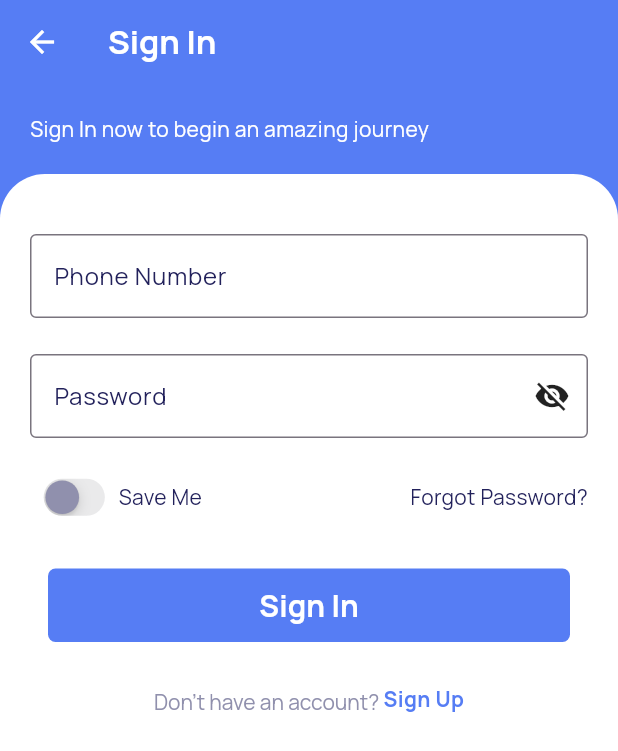
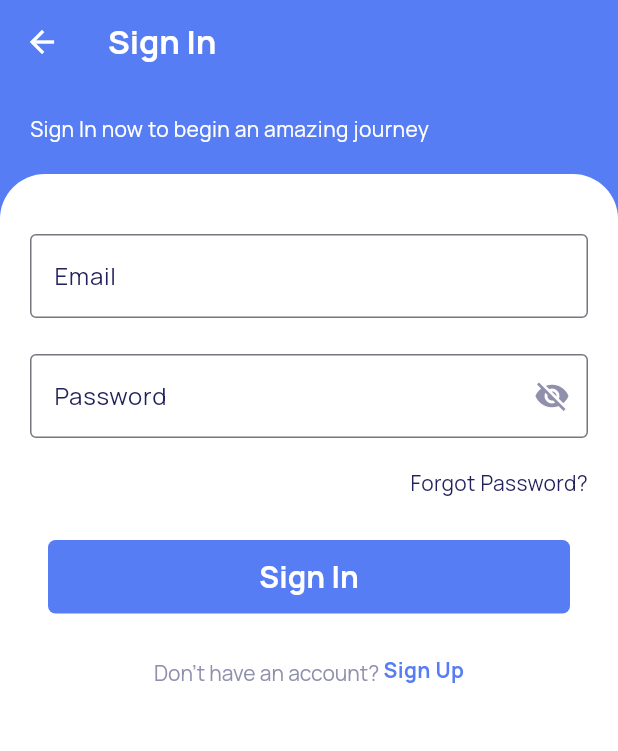
Before and after one commit to soulofjava/hrms_mobile, a Flutter app: the SignIn screen opened directly, on a phone screen of 412 x 824 dp. Shown: the top 751 px of the screen. Run offline on Flutter 3.47's test engine with Material 3 defaults, Android fonts, the phone set to English and light mode, and no system bars; drawn by our look-alikes of nb_utils; our stand-ins replace flutter_credit_card, fluttertoast, font_awesome_flutter, google_fonts, percent_indicator, share_plus; network calls fail.

Commit message:
Enhance sign-in functionality with API integration and input validation

```diff
--- a/analysis_options.yaml
+++ b/analysis_options.yaml
@@ -10,6 +10,9 @@
 analyzer:
   errors:
     deprecated_member_use: ignore
+    unnecessary_import: ignore
+    unused_local_variable: ignore
+    use_build_context_synchronously: ignore
     use_super_parameters: ignore
 include: package:flutter_lints/flutter.yaml
 
--- a/lib/Screens/Authentication/sign_in.dart
+++ b/lib/Screens/Authentication/sign_in.dart
@@ -1,6 +1,6 @@
-// import 'package:country_code_picker/country_code_picker.dart';
 // ignore_for_file: library_private_types_in_public_api, use_super_parameters
 
+import 'dart:convert';
 import 'package:flutter/cupertino.dart';
 import 'package:flutter/material.dart';
 import 'package:hrms/GlobalComponents/button_global.dart';
@@ -9,6 +9,8 @@ import 'package:hrms/Screens/Authentication/sign_up.dart';
 import 'package:hrms/Screens/Home/home_screen.dart';
 import 'package:hrms/constant.dart';
 import 'package:nb_utils/nb_utils.dart';
+import 'package:http/http.dart' as http;
+import 'package:fluttertoast/fluttertoast.dart';
 
 class SignIn extends StatefulWidget {
   const SignIn({Key? key}) : super(key: key);
@@ -18,8 +20,77 @@ class SignIn extends StatefulWidget {
 }
 
 class _SignInState extends State<SignIn> {
-  final TextEditingController controller = TextEditingController();
+  final TextEditingController emailController = TextEditingController();
+  final TextEditingController passwordController = TextEditingController();
   bool isChecked = false;
+  bool isLoading = false;
+  bool obscurePassword = true; // Added for password visibility toggle
+
+  // Function to handle API sign in
+  Future<void> signInWithApi() async {
+    setState(() {
+      isLoading = true;
+    });
+
+    try {
+      // Replace with your actual API endpoint
+      final url = Uri.parse('$apiBaseUrl/auth/login');
+
+      // Prepare the request body
+      final response = await http.post(
+        url,
+        headers: {'Content-Type': 'application/json'},
+        body: json.encode({
+          'email': emailController.text,
+          'password': passwordController.text,
+        }),
+      );
+
+      if (response.statusCode == 200) {
+        // Successfully logged in
+        final responseData = json.decode(response.body);
+
+        // Handle saving the token if your API returns one
+        // You might want to use shared_preferences to store the token
+        // For example: await SharedPreferences.getInstance().then((prefs) => prefs.setString('token', responseData['token']));
+
+        // Show success toast
+        Fluttertoast.showToast(
+          msg: "Login successful",
+          toastLength: Toast.LENGTH_SHORT,
+          gravity: ToastGravity.BOTTOM,
+          backgroundColor: Colors.green,
+          textColor: Colors.white,
+        );
+
+        // Navigate to home screen
+        const HomeScreen().launch(context);
+      } else {
+        // Login failed
+        final errorData = json.decode(response.body);
+        Fluttertoast.showToast(
+          msg: errorData['message'] ?? "Login failed",
+          toastLength: Toast.LENGTH_SHORT,
+          gravity: ToastGravity.BOTTOM,
+          backgroundColor: Colors.red,
+          textColor: Colors.white,
+        );
+      }
+    } catch (e) {
+      // Network or other error
+      Fluttertoast.showToast(
+        msg: "An error occurred: ${e.toString()}",
+        toastLength: Toast.LENGTH_SHORT,
+        gravity: ToastGravity.BOTTOM,
+        backgroundColor: Colors.red,
+        textColor: Colors.white,
+      );
+    } finally {
+      setState(() {
+        isLoading = false;
+      });
+    }
+  }
 
   @override
   Widget build(BuildContext context) {
@@ -64,52 +135,59 @@ class _SignInState extends State<SignIn> {
                   SizedBox(
                     height: 60.0,
                     child: AppTextField(
-                      textFieldType: TextFieldType.PHONE,
-                      controller: TextEditingController(),
+                      textFieldType: TextFieldType.EMAIL,
+                      controller: emailController,
                       enabled: true,
                       decoration: InputDecoration(
-                        labelText: 'Phone Number',
-                        hintText: '1767 432556',
+                        labelText: 'Email',
+                        hintText: 'example@email.com',
                         labelStyle: kTextStyle,
                         floatingLabelBehavior: FloatingLabelBehavior.never,
                         border: const OutlineInputBorder(),
-                        // prefixIcon: CountryCodePicker(
-                        //   padding: EdgeInsets.zero,
-                        //   onChanged: print,
-                        //   initialSelection: 'BD',
-                        //   showFlag: true,
-                        //   showDropDownButton: true,
-                        //   alignLeft: false,
-                        // ),
                       ),
                     ),
                   ),
                   const SizedBox(height: 20.0),
-                  AppTextField(
-                    textFieldType: TextFieldType.PASSWORD,
+                  // Custom password field with visibility toggle
+                  TextField(
+                    controller: passwordController,
+                    obscureText: obscurePassword,
                     decoration: InputDecoration(
                       labelText: 'Password',
                       labelStyle: kTextStyle,
                       hintText: 'Enter password',
                       border: const OutlineInputBorder(),
+                      suffixIcon: IconButton(
+                        icon: Icon(
+                          obscurePassword
+                              ? Icons.visibility_off
+                              : Icons.visibility,
+                          color: kGreyTextColor,
+                        ),
+                        onPressed: () {
+                          setState(() {
+                            obscurePassword = !obscurePassword;
+                          });
+                        },
+                      ),
                     ),
                   ),
                   const SizedBox(height: 20.0),
                   Row(
                     children: [
-                      Transform.scale(
-                        scale: 0.8,
-                        child: CupertinoSwitch(
-                          value: isChecked,
-                          thumbColor: kGreyTextColor,
-                          onChanged: (bool value) {
-                            setState(() {
-                              isChecked = value;
-                            });
-                          },
-                        ),
-                      ),
-                      Text('Save Me', style: kTextStyle),
+                      // Transform.scale(
+                      //   scale: 0.8,
+                      //   child: CupertinoSwitch(
+                      //     value: isChecked,
+                      //     thumbColor: kGreyTextColor,
+                      //     onChanged: (bool value) {
+                      //       setState(() {
+                      //         isChecked = value;
+                      //       });
+                      //     },
+                      //   ),
+                      // ),
+                      // Text('Save Me', style: kTextStyle),
                       const Spacer(),
                       Text('Forgot Password?', style: kTextStyle).onTap(() {
                         const ForgotPassword().launch(context);
@@ -117,13 +195,39 @@ class _SignInState extends State<SignIn> {
                     ],
                   ),
                   const SizedBox(height: 20.0),
-                  ButtonGlobal(
+                  isLoading
+                      ? const CircularProgressIndicator(color: kMainColor)
+                      : ButtonGlobal(
                           buttontext: 'Sign In',
                           buttonDecoration: kButtonDecoration.copyWith(
                             color: kMainColor,
                           ),
                           onPressed: () {
-                      const HomeScreen().launch(context);
+                            // Validate inputs
+                            if (emailController.text.isEmpty) {
+                              Fluttertoast.showToast(
+                                msg: "Please enter your email",
+                                backgroundColor: Colors.red,
+                              );
+                              return;
+                            }
+                            if (!emailController.text.contains('@')) {
+                              Fluttertoast.showToast(
+                                msg: "Please enter a valid email",
+                                backgroundColor: Colors.red,
+                              );
+                              return;
+                            }
+                            if (passwordController.text.isEmpty) {
+                              Fluttertoast.showToast(
+                                msg: "Please enter your password",
+                                backgroundColor: Colors.red,
+                              );
+                              return;
+                            }
+
+                            // Call the sign in API function
+                            signInWithApi();
                           },
                         ),
                   const SizedBox(height: 20.0),
--- a/lib/constant.dart
+++ b/lib/constant.dart
@@ -10,6 +10,8 @@ const kAlertColor = Color(0xFFFF8919);
 const kBgColor = Color(0xFFFAFAFA);
 const kHalfDay = Color(0xFFE8B500);
 const kGreenColor = Color(0xFF08BC85);
+
+const String apiBaseUrl = 'https://api.aplikasimu.com/api/v1';
 
 final kTextStyle = GoogleFonts.manrope(
   color: kTitleColor,
--- a/lib/main.dart
+++ b/lib/main.dart
@@ -13,6 +13,7 @@ class MyApp extends StatelessWidget {
   Widget build(BuildContext context) {
     return MaterialApp(
       title: 'Flutter Demo',
+      debugShowCheckedModeBanner: false,
       theme: ThemeData(
         // Add the line below to get horizontal sliding transitions for routes.
         pageTransitionsTheme: const PageTransitionsTheme(
```
Lines whose indentation alone changed are shown as unchanged.
